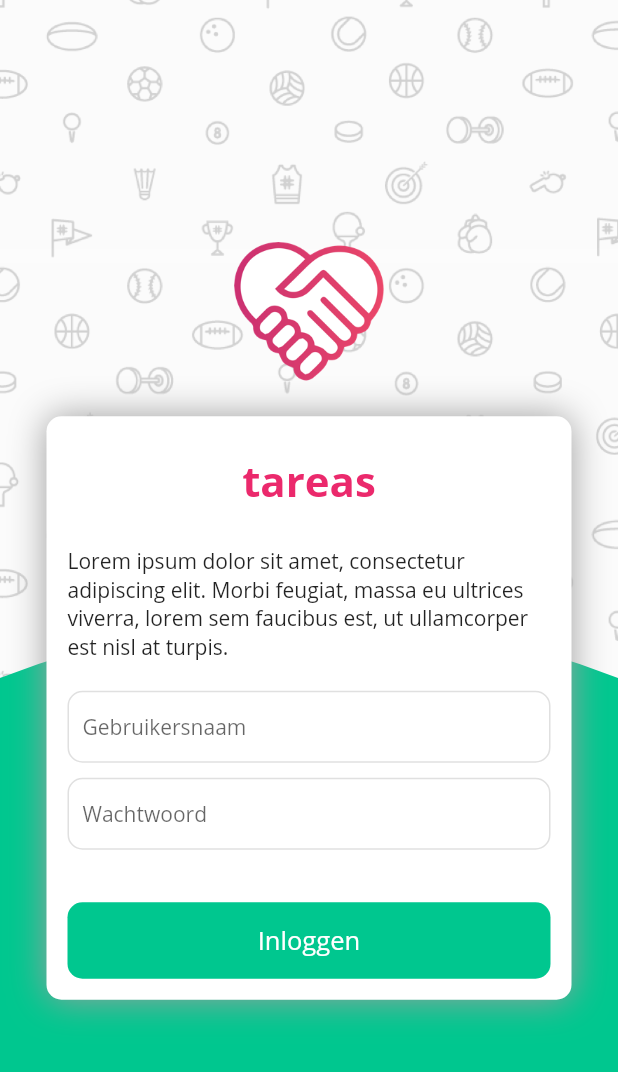
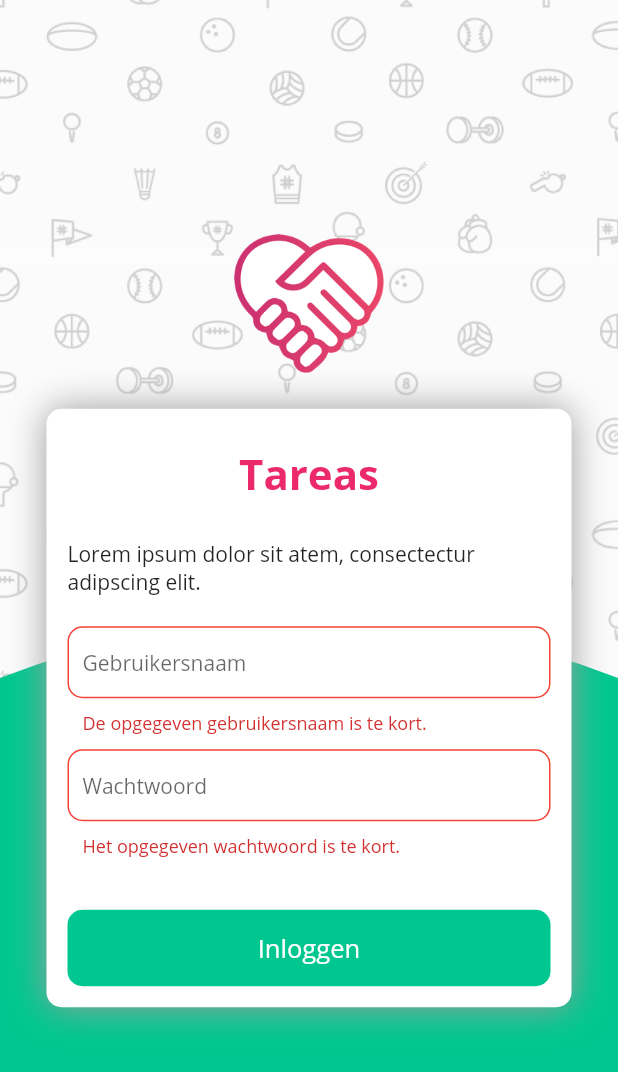
Before and after one commit to LennardDeurman/tareas-mobile-app, a Flutter app: the screen it shows after launch, after a tap on "Inloggen", on a phone screen of 412 x 824 dp. Shown: the top 1072 px of the screen. Run offline on Flutter 3.47's test engine with Material 2 defaults, Android fonts, the phone set to English and light mode, and no system bars; our stand-ins replace flutter_custom_clippers, flutter_i18n.

Commit message:
Localization and login form implementation

```diff
--- /dev/null
+++ b/assets/i18n/nl.json
@@ -0,0 +1,9 @@
+{
+  "appName": "Tareas",
+  "signIn": "Inloggen",
+  "username": "Gebruikersnaam",
+  "password": "Wachtwoord",
+  "loginPageSubText": "Lorem ipsum dolor sit atem, consectectur adipscing elit.",
+  "passwordTooShort": "Het opgegeven wachtwoord is te kort.",
+  "usernameTooShort": "De opgegeven gebruikersnaam is te kort."
+}
--- a/lib/extensions/asset_paths.dart
+++ b/lib/extensions/asset_paths.dart
@@ -1,5 +1,6 @@
 class AssetPaths {
 
+  static const String localization = "assets/i18n";
   static const String loginLogo = "assets/images/logo_login_tareas.png";
   static const String loginBackground = "assets/images/icon_background_mobile.png";
 
--- a/lib/extensions/brand_colors.dart
+++ b/lib/extensions/brand_colors.dart
@@ -4,6 +4,7 @@ class BrandColors {
 
   static const Color primaryColor = Color.fromRGBO(0, 199, 143, 1);
   static const Color secondaryColor = Color.fromRGBO(235, 41, 108, 1);
-
+  static const Color inputColor = Colors.black12;
+  static const Color errorColor = Colors.red;
 
 }
--- /dev/null
+++ b/lib/extensions/translation_keys.dart
@@ -0,0 +1,11 @@
+class TranslationKeys {
+
+  static const String appName = "appName";
+  static const String signIn = "signIn";
+  static const String username = "username";
+  static const String password = "password";
+  static const String loginPageSubText = "loginPageSubText";
+  static const String passwordTooShort = "passwordTooShort";
+  static const String usernameTooShort = "usernameTooShort";
+
+}
--- /dev/null
+++ b/lib/extensions/validators.dart
@@ -0,0 +1,21 @@
+import 'package:flutter/material.dart';
+import 'package:flutter_i18n/flutter_i18n.dart';
+import 'package:tareas/extensions/translation_keys.dart';
+
+class Validators {
+
+  static String passwordValidator(String value, BuildContext context) {
+    if (value.length < 6) {
+      return FlutterI18n.translate(context, TranslationKeys.passwordTooShort);
+    }
+    return null;
+  }
+
+  static String usernameValidator(String value, BuildContext context) {
+    if (value.length < 6) {
+      return FlutterI18n.translate(context, TranslationKeys.usernameTooShort);
+    }
+    return null;
+  }
+
+}
--- a/lib/main.dart
+++ b/lib/main.dart
@@ -1,29 +1,41 @@
 import 'package:flutter/material.dart';
+import 'package:flutter_i18n/flutter_i18n_delegate.dart';
+import 'package:flutter_localizations/flutter_localizations.dart';
+import 'package:tareas/extensions/asset_paths.dart';
 import 'package:tareas/extensions/custom_fonts.dart';
 import 'package:tareas/pages/login.dart';
 
-void main() => runApp(MainApp());
+Future main() async {
+  final FlutterI18nDelegate flutterI18nDelegate = FlutterI18nDelegate(
+      useCountryCode: false,
+      fallbackFile: 'nl',
+      path: AssetPaths.localization,
+      forcedLocale: new Locale('nl'));
+  WidgetsFlutterBinding.ensureInitialized();
+  await flutterI18nDelegate.load(null);
+  runApp(MainApp(flutterI18nDelegate));
+}
 
 class MainApp extends StatelessWidget {
-  // This widget is the root of your application.
+
+  final FlutterI18nDelegate flutterI18nDelegate;
+
+  MainApp (this.flutterI18nDelegate);
+
   @override
   Widget build(BuildContext context) {
     return MaterialApp(
-      title: 'Tareas',
+      title: "Tareas", //We can't use the translation here already
       theme: ThemeData(
-        // This is the theme of your application.
-        //
-        // Try running your application with "flutter run". You'll see the
-        // application has a blue toolbar. Then, without quitting the app, try
-        // changing the primarySwatch below to Colors.green and then invoke
-        // "hot reload" (press "r" in the console where you ran "flutter run",
-        // or simply save your changes to "hot reload" in a Flutter IDE).
-        // Notice that the counter didn't reset back to zero; the application
-        // is not restarted.
         primarySwatch: Colors.blue,
         fontFamily: CustomFonts.openSans
       ),
-      home: LoginPage()
+      home: LoginPage(),
+      localizationsDelegates: [
+        flutterI18nDelegate,
+        GlobalMaterialLocalizations.delegate,
+        GlobalWidgetsLocalizations.delegate
+      ]
     );
   }
 }
--- a/lib/widgets/login_form.dart
+++ b/lib/widgets/login_form.dart
@@ -1,18 +1,33 @@
 import 'package:flutter/material.dart';
+import 'package:flutter_i18n/flutter_i18n.dart';
 import 'package:tareas/extensions/asset_paths.dart';
 import 'package:tareas/extensions/brand_colors.dart';
 import 'package:tareas/extensions/custom_fonts.dart';
-import 'package:tareas/widgets/textfield.dart';
+import 'package:tareas/extensions/translation_keys.dart';
+import 'package:tareas/extensions/validators.dart';
+import 'package:tareas/widgets/login_textfield.dart';
 
-class LoginForm extends StatelessWidget {
+class LoginForm extends StatefulWidget {
 
-  Widget _buildCaption() {
+  @override
+  State<StatefulWidget> createState() {
+    return LoginFormState();
+  }
+
+}
+
+class LoginFormState extends State<LoginForm> {
+
+
+  GlobalKey<FormState> formKey = GlobalKey<FormState>();
+
+  Widget _buildSubText(BuildContext context) {
     return Container(
       padding: EdgeInsets.symmetric(
           vertical: 15
       ),
       child: Text(
-        "Lorem ipsum dolor sit amet, consectetur adipiscing elit. Morbi feugiat, massa eu ultrices viverra, lorem sem faucibus est, ut ullamcorper est nisl at turpis. ",
+        FlutterI18n.translate(context, TranslationKeys.loginPageSubText),
         style: TextStyle(
             fontSize: 14,
             fontWeight: FontWeight.normal,
@@ -22,13 +37,13 @@ class LoginForm extends StatelessWidget {
     );
   }
 
-  Widget _buildTitle() {
+  Widget _buildTitle(BuildContext context) {
     return Container(
       padding: EdgeInsets.symmetric(
           vertical: 10
       ),
       child: Text(
-        "tareas",
+        FlutterI18n.translate(context, TranslationKeys.appName),
         style: TextStyle(
             color: BrandColors.secondaryColor,
             fontSize: 28,
@@ -39,7 +54,7 @@ class LoginForm extends StatelessWidget {
     );
   }
 
-  Widget _buildConfirmButton() {
+  Widget _buildSignInButton(BuildContext context) {
     return SizedBox(
         width: double.infinity,
         child: FlatButton(
@@ -52,16 +67,14 @@ class LoginForm extends StatelessWidget {
               borderRadius: BorderRadius.circular(10)
           ),
           child: Text(
-              "Inloggen",
+              FlutterI18n.translate(context, TranslationKeys.signIn),
               style: TextStyle(
                   fontSize: 17,
                   fontWeight: FontWeight.normal,
                   fontFamily: CustomFonts.openSans
               )
           ),
-          onPressed: () {
-
-          },
+          onPressed: _signInPressed,
         )
     );
   }
@@ -77,16 +90,24 @@ class LoginForm extends StatelessWidget {
   }
 
 
-  Widget _buildTextField({ String label, bool obscureText = false}) {
+  Widget _buildTextField({ String label, Function validator, bool obscureText = false}) {
     return Container(
       padding: EdgeInsets.symmetric(
           vertical: 5
       ),
-      child: DefaultTextField(
+      child: LoginTextField(
         hint: label,
+        validator: validator,
         obscureText: obscureText,
       ),
     );
+  }
+
+
+  void _signInPressed() {
+    if (this.formKey.currentState.validate()) {
+      this.formKey.currentState.save();
+    }
   }
 
 
@@ -114,29 +135,34 @@ class LoginForm extends StatelessWidget {
               ]
           ),
           child: Center(
-              child: Container(
+            child: Form(child: Container(
                 padding: EdgeInsets.all(14),
                 child: Column(
                   mainAxisSize: MainAxisSize.max,
                   crossAxisAlignment: CrossAxisAlignment.center,
                   children: <Widget>[
-                    _buildTitle(),
-                    _buildCaption(),
+                    _buildTitle(context),
+                    _buildSubText(context),
                     _buildTextField(
-                      label: "Gebruikersnaam",
+                        label: FlutterI18n.translate(context, TranslationKeys.username),
+                        validator: (String value) {
+                          return Validators.usernameValidator(value, context);
+                        }
                     ),
                     _buildTextField(
-                      label: "Wachtwoord",
-                      obscureText: true
+                        label: FlutterI18n.translate(context, TranslationKeys.password),
+                        obscureText: true,
+                        validator: (String value) {
+                          return Validators.passwordValidator(value, context);
+                        }
                     ),
                     SizedBox(
                       height: 30,
                     ),
-                    _buildConfirmButton()
-
+                    _buildSignInButton(context)
                   ],
                 )
-              ),
+            ), key: formKey),
           ),
           constraints: BoxConstraints(
               maxWidth: 350
--- a/lib/widgets/textfield.dart
+++ b/lib/widgets/login_textfield.dart
@@ -1,46 +1,32 @@
 import 'package:flutter/material.dart';
+import 'package:tareas/extensions/brand_colors.dart';
 
-enum TextFieldType {
-  filled,
-  regular,
-  search
-}
 
-class DefaultTextField extends StatelessWidget {
+class LoginTextField extends StatelessWidget {
 
     final String hint;
-    final String title;
     final bool obscureText;
-    final bool showClearOption;
     final Function validator;
     final Function onSaved;
-    final Function(String value) onSubmitted;
-    final Function onChanged;
-    final Function onEditingComplete;
-    final TextCapitalization textCapitalization;
-    final TextInputType textInputType;
     final TextEditingController controller;
-    final FocusNode focusNode;
-    final int maxLines;
-    final TextFieldType textFieldType;
     final Key key;
 
 
-    DefaultTextField ({ this.title, this.textFieldType = TextFieldType.regular, this.hint, this.obscureText = false, this.showClearOption = false, this.validator,
-      this.onSaved, this.onSubmitted, this.onChanged, this.onEditingComplete, this.textCapitalization, this.textInputType, this.controller,
-      this.focusNode, this.maxLines, this.key
+    LoginTextField ({  this.hint, this.obscureText = false, this.validator,
+      this.onSaved, this.controller,
+      this.key
     }) : super(key: key);
 
     InputBorder get errorBorder {
       return OutlineInputBorder(
-        borderSide: BorderSide(color: Colors.red),
+        borderSide: BorderSide(color: BrandColors.errorColor),
         borderRadius: BorderRadius.circular(10),
       );
     }
 
     InputBorder get defaultBorder {
       return OutlineInputBorder(
-        borderSide: BorderSide(color: Colors.black12),
+        borderSide: BorderSide(color: BrandColors.inputColor),
         borderRadius: BorderRadius.circular(10),
       );
     }
@@ -57,23 +43,14 @@ class DefaultTextField extends StatelessWidget {
         onSaved: onSaved,
         controller: controller,
         validator: validator,
-        maxLines: maxLines,
-        keyboardType: textInputType,
-        focusNode: focusNode,
-        textCapitalization: TextCapitalization.sentences,
         textInputAction: TextInputAction.done,
-        onEditingComplete: onEditingComplete,
-        onFieldSubmitted: onSubmitted,
         obscureText: obscureText,
-        onChanged: onChanged,
-
         style: TextStyle(
           fontSize: 14
         ),
         decoration: InputDecoration(
           fillColor: Colors.white,
           filled: true,
-          labelText: title,
           border: defaultBorder,
           enabledBorder: defaultBorder,
           focusedBorder: defaultBorder,
--- a/pubspec.yaml
+++ b/pubspec.yaml
@@ -22,6 +22,7 @@ dependencies:
   font_awesome_flutter: ^8.4.0
   cupertino_icons: ^0.1.2
   flutter_custom_clippers: ^1.1.0
+  flutter_i18n: ^0.8.3
 
 dev_dependencies:
   flutter_test:
@@ -41,6 +42,7 @@ flutter:
   assets:
     - assets/images/icon_background_mobile.png
     - assets/images/logo_login_tareas.png
+    - assets/i18n/
   fonts:
     - family: OpenSans
       fonts:
```
Also changed, not shown: pubspec.lock. Lines whose indentation alone changed are shown as unchanged.
